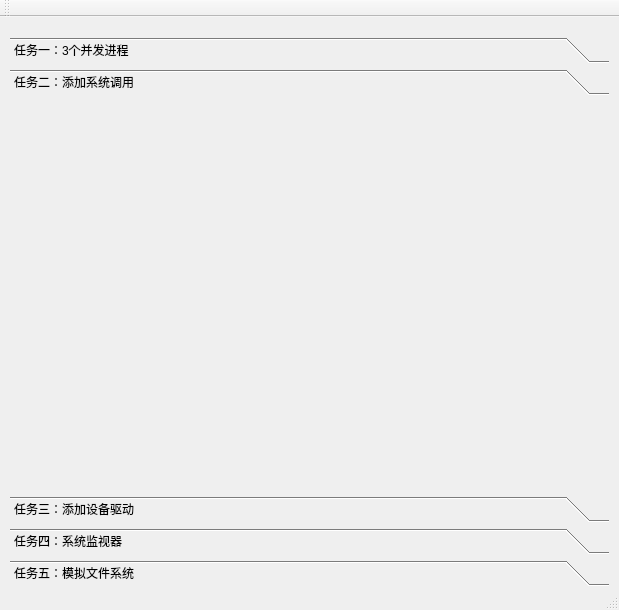
Above: OS-design/mainwindow.ui from huieric/OS-project before the change. Below: the same form after it.
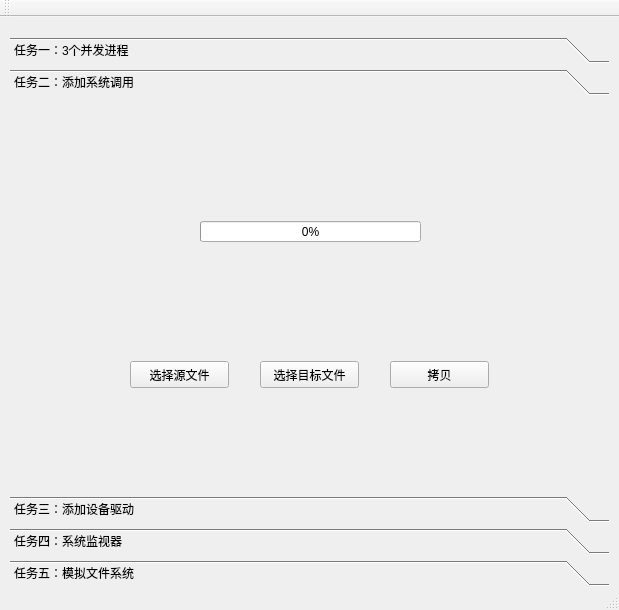
That is the form after the change. The open tabs and pages were chosen to show the change.

The edit to the form file:
```diff
--- a/OS-design/mainwindow.ui
+++ b/OS-design/mainwindow.ui
@@ -129,6 +129,71 @@
         <attribute name="label">
          <string>任务二：添加系统调用</string>
         </attribute>
+        <widget class="QPushButton" name="pushButton">
+         <property name="geometry">
+          <rect>
+           <x>120</x>
+           <y>260</y>
+           <width>99</width>
+           <height>27</height>
+          </rect>
+         </property>
+         <property name="text">
+          <string>选择源文件</string>
+         </property>
+        </widget>
+        <widget class="QPushButton" name="pushButton_2">
+         <property name="geometry">
+          <rect>
+           <x>250</x>
+           <y>260</y>
+           <width>99</width>
+           <height>27</height>
+          </rect>
+         </property>
+         <property name="text">
+          <string>选择目标文件</string>
+         </property>
+        </widget>
+        <widget class="QPushButton" name="pushButton_3">
+         <property name="geometry">
+          <rect>
+           <x>380</x>
+           <y>260</y>
+           <width>99</width>
+           <height>27</height>
+          </rect>
+         </property>
+         <property name="text">
+          <string>拷贝</string>
+         </property>
+        </widget>
+        <widget class="QProgressBar" name="progressBar_7">
+         <property name="geometry">
+          <rect>
+           <x>190</x>
+           <y>120</y>
+           <width>221</width>
+           <height>21</height>
+          </rect>
+         </property>
+         <property name="value">
+          <number>0</number>
+         </property>
+        </widget>
+        <widget class="QLabel" name="label_14">
+         <property name="geometry">
+          <rect>
+           <x>430</x>
+           <y>116</y>
+           <width>91</width>
+           <height>31</height>
+          </rect>
+         </property>
+         <property name="text">
+          <string/>
+         </property>
+        </widget>
        </widget>
        <widget class="QWidget" name="page_3">
         <property name="geometry">
```
Left out of the diff: 46 changed lines with no effect on the pictures.
